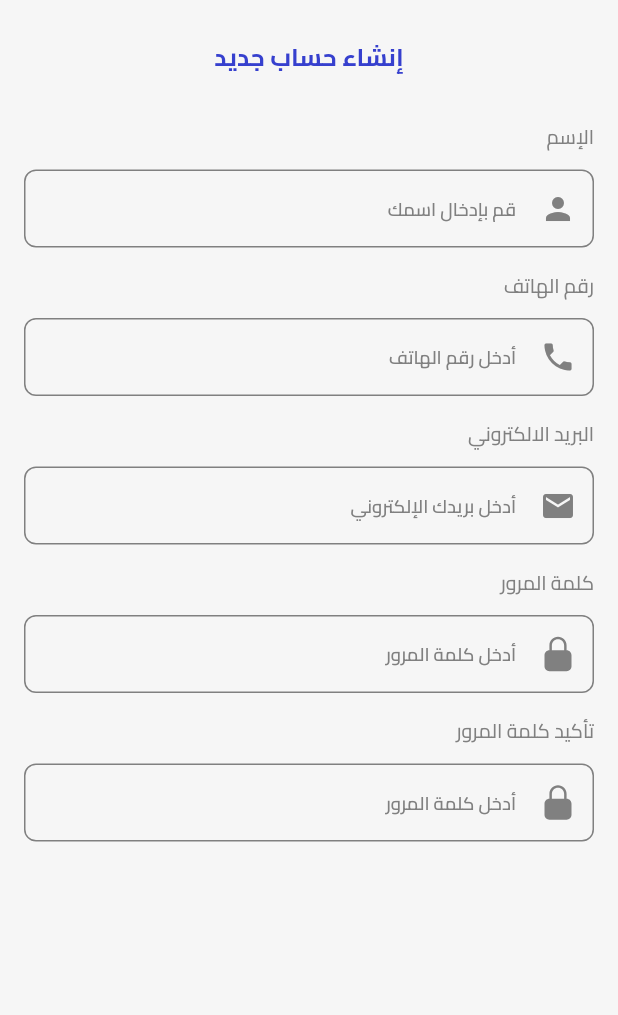
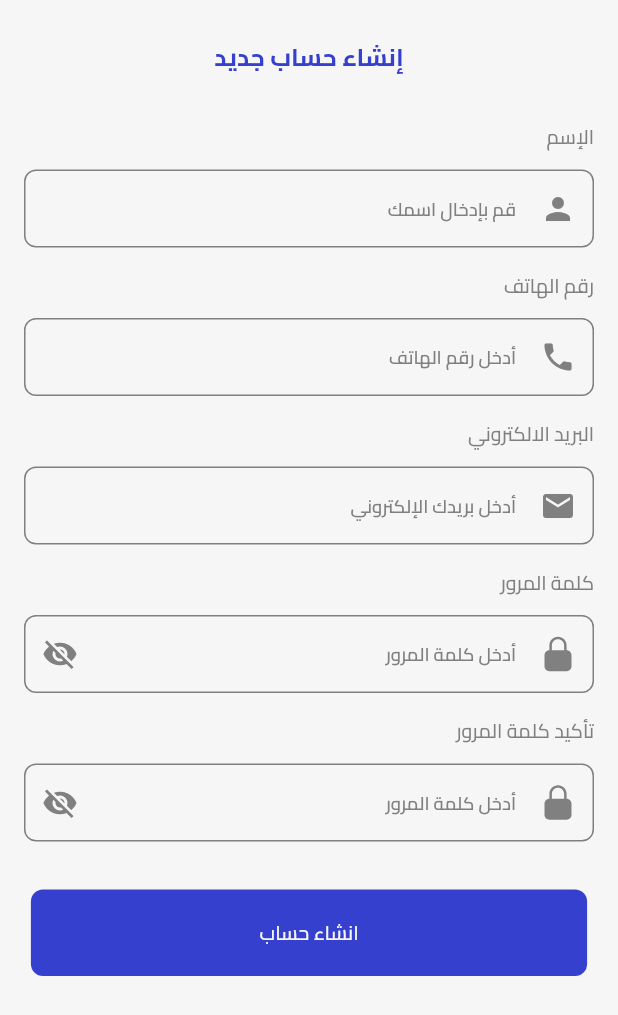
Before and after one commit to mohamedamr77/gradution_project, a Flutter app: the screen it shows after launch, after a tap on "تخطي", on a phone screen of 412 x 824 dp. Shown: the top 1015 px of the screen. Run offline on Flutter 3.47's test engine with Material 3 defaults, Android fonts, the phone set to English and light mode, and no system bars; our stand-ins replace equatable, flutter_bloc, flutter_svg, fluttertoast, shimmer, smooth_page_indicator.

Commit message:
make create account part 2

```diff
--- a/lib/core/navigation/routes.dart
+++ b/lib/core/navigation/routes.dart
@@ -1,13 +1,12 @@
 import 'package:flutter/material.dart';
-
-import '../../features/auth/login/presentation/view/login_screen.dart';
+import '../../features/auth/sign_up/presentation/view/sign_up_screen.dart';
 import '../../features/on_boarding/presentation/view/on_boarding_screen.dart';
 
 
 class AppRouter {
   static Map<String, Widget Function(dynamic)> routes = {
     OnBoardingScreen.id: (context) => const OnBoardingScreen(),
-    LoginScreen.id: (context) => const LoginScreen(),
+    SignUpScreen.id: (context) => const SignUpScreen(),
 
   };
 }
--- a/lib/core/shared_widget/custom_elevated_btn.dart
+++ b/lib/core/shared_widget/custom_elevated_btn.dart
@@ -7,6 +7,7 @@ class CustomElevatedButton extends StatelessWidget {
   final Color btnColor;
   final double? width;
   final double? height;
+  final double? borderRadius;
   final BorderSide? borderSide;
 
   const CustomElevatedButton(
@@ -16,7 +17,7 @@ class CustomElevatedButton extends StatelessWidget {
       required this.btnColor,
       this.width,
       this.height,
-      this.borderSide});
+      this.borderSide, this.borderRadius});
 
   @override
   Widget build(BuildContext context) {
@@ -26,7 +27,7 @@ class CustomElevatedButton extends StatelessWidget {
         backgroundColor: btnColor,
         elevation: 0,
         shape: RoundedRectangleBorder(
-          borderRadius: BorderRadius.circular(0.01.w),
+          borderRadius: BorderRadius.circular(borderRadius ??0.02.w),
           side: borderSide ?? BorderSide.none,
         ),
       ),
--- a/lib/features/auth/login/presentation/view/login_screen.dart
+++ /dev/null
@@ -1,14 +0,0 @@
-import 'package:flutter/material.dart';
-import 'package:gradutionproject/features/auth/login/presentation/view/widgets/login_body.dart';
-
-class LoginScreen extends StatelessWidget {
-  static const String id ="login_screen";
-  const LoginScreen({super.key});
-
-  @override
-  Widget build(BuildContext context) {
-    return const Scaffold(
-      body: LoginBody(),
-    );
-  }
-}
--- a/lib/features/auth/login/presentation/view/widgets/login_body.dart
+++ /dev/null
@@ -1,59 +0,0 @@
-import 'package:flutter/material.dart';
-import 'package:flutter_svg/svg.dart';
-import 'package:gradutionproject/core/shared_widget/custom_text_form_field.dart';
-import 'package:gradutionproject/core/shared_widget/global_text.dart';
-import 'package:gradutionproject/core/utils/app_colors.dart';
-import 'package:gradutionproject/core/utils/app_icons.dart';
-import 'package:gradutionproject/core/utils/app_text.dart';
-
-class LoginBody extends StatelessWidget {
-  const LoginBody({super.key});
-
-  @override
-  Widget build(BuildContext context) {
-    return Padding(
-      padding: const EdgeInsets.symmetric(horizontal:16 , vertical: 16 ),
-      child: Center(
-        child: Column(
-          children: [
-            const SizedBox(height: 10,),
-            const GText(color: AppColors.primaryColor, content: AppText.createNewAccount, fontSize: 20, fontWeight:FontWeight.w700,textAlign: TextAlign.center,),
-            const SizedBox(height: 32,),
-            const CustomTextField(
-                hintText: AppText.enterYourName,
-                prefix: Icon(Icons.person,color: AppColors.thirdColor,),
-                title: AppText.name
-            ),
-            const SizedBox(height: 16,),
-            const CustomTextField(
-                hintText: AppText.enterPhoneNumber,
-                prefix: Icon(Icons.phone,color: AppColors.thirdColor,),
-                title: AppText.phoneNumber
-            ),
-            const SizedBox(height: 16,),
-            const CustomTextField(
-                hintText: AppText.enterEmailAddress,
-                prefix: Icon(Icons.email,color: AppColors.thirdColor,),
-                title: AppText.emailAddress
-            ),
-            const SizedBox(height: 16,),
-            CustomTextField(
-                hintText: AppText.enterPassword,
-                prefix: Padding(padding: const EdgeInsets.all(12),
-                child: SvgPicture.asset(AppIcons.passwordIcon)),
-                title: AppText.password
-            ),
-            const SizedBox(height: 16,),
-            CustomTextField(
-                hintText: AppText.enterPassword,
-                prefix: Padding(padding: const EdgeInsets.all(12),
-                    child: SvgPicture.asset(AppIcons.passwordIcon)),
-                title: AppText.confirmPassword
-            ),
-
-          ],
-        ),
-      ),
-    );
-  }
-}
--- /dev/null
+++ b/lib/features/auth/sign_up/presentation/view/sign_up_screen.dart
@@ -0,0 +1,14 @@
+import 'package:flutter/material.dart';
+import 'package:gradutionproject/features/auth/sign_up/presentation/view/widgets/sign_up_body.dart';
+
+class SignUpScreen extends StatelessWidget {
+  static const String id ="SignUpScreen";
+  const SignUpScreen({super.key});
+
+  @override
+  Widget build(BuildContext context) {
+    return const Scaffold(
+      body: SignUpBody(),
+    );
+  }
+}
--- /dev/null
+++ b/lib/features/auth/sign_up/presentation/view/widgets/confirm_pass_field_sign_up.dart
@@ -0,0 +1,21 @@
+import 'package:flutter/material.dart';
+import 'package:flutter_svg/svg.dart';
+import '../../../../../../core/shared_widget/custom_text_form_field.dart';
+import '../../../../../../core/utils/app_colors.dart';
+import '../../../../../../core/utils/app_icons.dart';
+import '../../../../../../core/utils/app_text.dart';
+class ConfirmPassFieldSignUp extends StatelessWidget {
+  const ConfirmPassFieldSignUp({super.key});
+
+  @override
+  Widget build(BuildContext context) {
+    return  CustomTextField(
+        hintText: AppText.enterPassword,
+        prefix: Padding(padding: const EdgeInsets.all(12),
+            child: SvgPicture.asset(AppIcons.passwordIcon)),
+        title: AppText.confirmPassword,
+       suffixIcon: const Icon(Icons.visibility_off,color: AppColors.thirdColor,),
+
+    );
+  }
+}
--- /dev/null
+++ b/lib/features/auth/sign_up/presentation/view/widgets/create_account_button.dart
@@ -0,0 +1,22 @@
+import 'package:flutter/material.dart';
+
+import '../../../../../../core/shared_widget/custom_elevated_btn.dart';
+import '../../../../../../core/shared_widget/global_text.dart';
+import '../../../../../../core/utils/app_colors.dart';
+import '../../../../../../core/utils/app_text.dart';
+
+class CreateAccountButton extends StatelessWidget {
+  const CreateAccountButton({super.key});
+
+  @override
+  Widget build(BuildContext context) {
+    return CustomElevatedButton(
+        borderRadius: 8,
+        onPress: () {},
+        btnColor: AppColors.primaryColor,
+        child: const GText(
+            color: AppColors.lightGrayColor,
+            content: AppText.createAccount,
+            fontSize: 16));
+  }
+}
--- /dev/null
+++ b/lib/features/auth/sign_up/presentation/view/widgets/email_field_sign_up.dart
@@ -0,0 +1,17 @@
+import 'package:flutter/material.dart';
+
+import '../../../../../../core/shared_widget/custom_text_form_field.dart';
+import '../../../../../../core/utils/app_colors.dart';
+import '../../../../../../core/utils/app_text.dart';
+class EmailFieldSignUp extends StatelessWidget {
+  const EmailFieldSignUp({super.key});
+
+  @override
+  Widget build(BuildContext context) {
+    return  const CustomTextField(
+        hintText: AppText.enterEmailAddress,
+        prefix: Icon(Icons.email,color: AppColors.thirdColor,),
+        title: AppText.emailAddress
+    );
+  }
+}
--- /dev/null
+++ b/lib/features/auth/sign_up/presentation/view/widgets/name_field_sign_up.dart
@@ -0,0 +1,18 @@
+import 'package:flutter/material.dart';
+
+import '../../../../../../core/shared_widget/custom_text_form_field.dart';
+import '../../../../../../core/utils/app_colors.dart';
+import '../../../../../../core/utils/app_text.dart';
+
+class NameFieldSignUp extends StatelessWidget {
+  const NameFieldSignUp({super.key});
+
+  @override
+  Widget build(BuildContext context) {
+    return const CustomTextField(
+        hintText: AppText.enterYourName,
+        prefix: Icon(Icons.person,color: AppColors.thirdColor,),
+        title: AppText.name
+    );
+  }
+}
--- /dev/null
+++ b/lib/features/auth/sign_up/presentation/view/widgets/password_field_sign_up.dart
@@ -0,0 +1,21 @@
+import 'package:flutter/material.dart';
+import 'package:flutter_svg/svg.dart';
+import 'package:gradutionproject/core/utils/app_colors.dart';
+
+import '../../../../../../core/shared_widget/custom_text_form_field.dart';
+import '../../../../../../core/utils/app_icons.dart';
+import '../../../../../../core/utils/app_text.dart';
+class PasswordFieldSignUp extends StatelessWidget {
+  const PasswordFieldSignUp({super.key});
+
+  @override
+  Widget build(BuildContext context) {
+    return CustomTextField(
+        hintText: AppText.enterPassword,
+        prefix: Padding(padding: const EdgeInsets.all(12),
+            child: SvgPicture.asset(AppIcons.passwordIcon)),
+        title: AppText.password,
+        suffixIcon: const Icon(Icons.visibility_off,color: AppColors.thirdColor,),
+    );
+  }
+}
--- /dev/null
+++ b/lib/features/auth/sign_up/presentation/view/widgets/phone_filed_sign_up.dart
@@ -0,0 +1,17 @@
+import 'package:flutter/material.dart';
+
+import '../../../../../../core/shared_widget/custom_text_form_field.dart';
+import '../../../../../../core/utils/app_colors.dart';
+import '../../../../../../core/utils/app_text.dart';
+class PhoneFiledSignUp extends StatelessWidget {
+  const PhoneFiledSignUp({super.key});
+
+  @override
+  Widget build(BuildContext context) {
+    return const CustomTextField(
+        hintText: AppText.enterPhoneNumber,
+        prefix: Icon(Icons.phone,color: AppColors.thirdColor,),
+        title: AppText.phoneNumber
+    );
+  }
+}
--- /dev/null
+++ b/lib/features/auth/sign_up/presentation/view/widgets/sign_up_body.dart
@@ -0,0 +1,60 @@
+import 'package:flutter/material.dart';
+import 'package:gradutionproject/core/shared_widget/global_text.dart';
+import 'package:gradutionproject/core/utils/app_colors.dart';
+import 'package:gradutionproject/core/utils/app_text.dart';
+import 'confirm_pass_field_sign_up.dart';
+import 'create_account_button.dart';
+import 'email_field_sign_up.dart';
+import 'name_field_sign_up.dart';
+import 'password_field_sign_up.dart';
+import 'phone_filed_sign_up.dart';
+
+class SignUpBody extends StatelessWidget {
+  const SignUpBody({super.key});
+
+  @override
+  Widget build(BuildContext context) {
+    return const Padding(
+      padding: EdgeInsets.symmetric(horizontal: 16, vertical: 16),
+      child: Center(
+        child: Column(
+          children: [
+            SizedBox(
+              height: 10,
+            ),
+            GText(
+              color: AppColors.primaryColor,
+              content: AppText.createNewAccount,
+              fontSize: 20,
+              fontWeight: FontWeight.w700,
+              textAlign: TextAlign.center,
+            ),
+            SizedBox(
+              height: 32,
+            ),
+            NameFieldSignUp(),
+            SizedBox(
+              height: 16,
+            ),
+            PhoneFiledSignUp(),
+            SizedBox(
+              height: 16,
+            ),
+            EmailFieldSignUp(),
+            SizedBox(
+              height: 16,
+            ),
+            PasswordFieldSignUp(),
+            SizedBox(
+              height: 16,
+            ),
+            ConfirmPassFieldSignUp(),
+            SizedBox(height: 32,),
+            CreateAccountButton(),
+
+          ],
+        ),
+      ),
+    );
+  }
+}
--- a/lib/features/on_boarding/presentation/view/widgets/button_onboarding.dart
+++ b/lib/features/on_boarding/presentation/view/widgets/button_onboarding.dart
@@ -7,7 +7,7 @@ import 'package:gradutionproject/features/on_boarding/presentation/viewModel/on_
 import 'package:gradutionproject/features/on_boarding/presentation/viewModel/on_boaring_cubit.dart';
 
 import '../../../../../core/navigation/navigation_manager.dart';
-import '../../../../auth/login/presentation/view/login_screen.dart';
+import '../../../../auth/sign_up/presentation/view/sign_up_screen.dart';
 
 class ButtonOnboarding extends StatelessWidget {
   final int index;
@@ -28,7 +28,7 @@ class ButtonOnboarding extends StatelessWidget {
           },
           child: InkWell(
               onTap: () =>  index != onBoardingList.length-1?
-               cubit.nextPage() : NavigationManager.replaceAll(LoginScreen.id),
+               cubit.nextPage() : NavigationManager.replaceAll(SignUpScreen.id),
               child: SvgPicture.asset(AppIcons.iconOnBoarding)),
           builder: (BuildContext context, value, Widget? child) {
             return Transform.scale(
--- a/lib/features/on_boarding/presentation/view/widgets/image_on_boarding.dart
+++ b/lib/features/on_boarding/presentation/view/widgets/image_on_boarding.dart
@@ -22,7 +22,7 @@ class _ImageOnBoardingState extends State<ImageOnBoarding> with SingleTickerProv
   @override
   void initState(){
      super.initState();
-     _controller =  AnimationController(vsync: this,duration: Duration(seconds: 1));
+     _controller =  AnimationController(vsync: this,duration: const Duration(seconds: 1));
       _opacityAnimation = Tween<double>(
         begin: 0.4,
         end: 1,
--- a/lib/features/on_boarding/presentation/view/widgets/start_text.dart
+++ b/lib/features/on_boarding/presentation/view/widgets/start_text.dart
@@ -13,8 +13,8 @@ class StartText extends StatelessWidget {
   Widget build(BuildContext context) {
     return   Visibility(
       visible: index == onBoardingList.length-1,
-      child: Padding(
-        padding: const EdgeInsets.only(top: 18),
+      child: const Padding(
+        padding: EdgeInsets.only(top: 18),
         child: GText(
           textDirection: TextDirection.rtl,
           color: AppColors.primaryColor,
--- a/lib/features/on_boarding/presentation/view/widgets/top_screen_onboarding.dart
+++ b/lib/features/on_boarding/presentation/view/widgets/top_screen_onboarding.dart
@@ -2,10 +2,9 @@ import 'package:flutter/material.dart';
 import 'package:flutter_bloc/flutter_bloc.dart';
 import 'package:gradutionproject/core/navigation/navigation_manager.dart';
 import 'package:gradutionproject/core/shared_widget/global_text.dart';
-import 'package:gradutionproject/features/auth/login/presentation/view/login_screen.dart';
-
 import '../../../../../core/utils/app_colors.dart';
 import '../../../../../core/utils/app_text.dart';
+import '../../../../auth/sign_up/presentation/view/sign_up_screen.dart';
 import '../../../data/on_boarding_list.dart';
 import '../../viewModel/on_boaring_cubit.dart';
 
@@ -45,7 +44,7 @@ class TopScreenOnboarding extends StatelessWidget {
     return Visibility(
       visible: index != onBoardingList.length - 1,
       child: InkWell(
-        onTap: () => NavigationManager.replaceAll(LoginScreen.id),
+        onTap: () => NavigationManager.replaceAll(SignUpScreen.id),
         child: const GText(
           color: AppColors.primaryColor,
           content: AppText.continueText,
--- a/lib/main.dart
+++ b/lib/main.dart
@@ -1,5 +1,3 @@
-import 'package:device_preview/device_preview.dart';
-import 'package:flutter/foundation.dart';
 import 'package:flutter/material.dart';
 import 'package:gradutionproject/core/utils/app_colors.dart';
 import 'package:gradutionproject/core/utils/const_variables.dart';
```
Also changed, not shown: lib/features/auth/sign_up/data/repo/login_repo.dart (added), lib/features/auth/sign_up/data/repo/login_repo_imple.dart (added).
